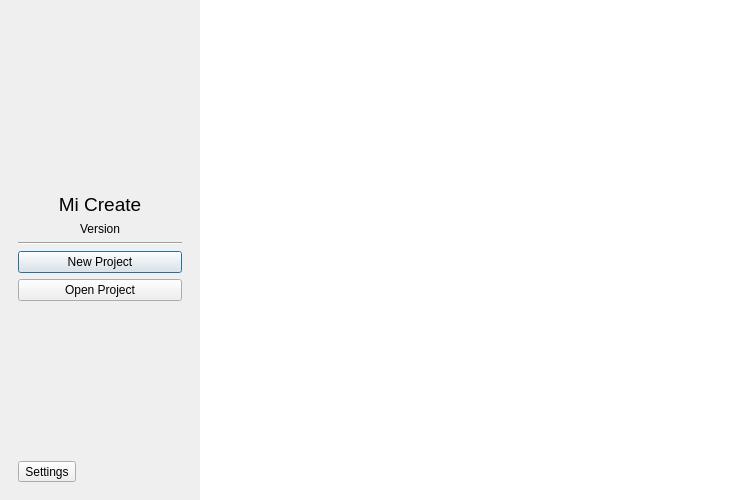
ooflet/Mi-Create, file src/dialog/welcome.ui: the form before one commit.
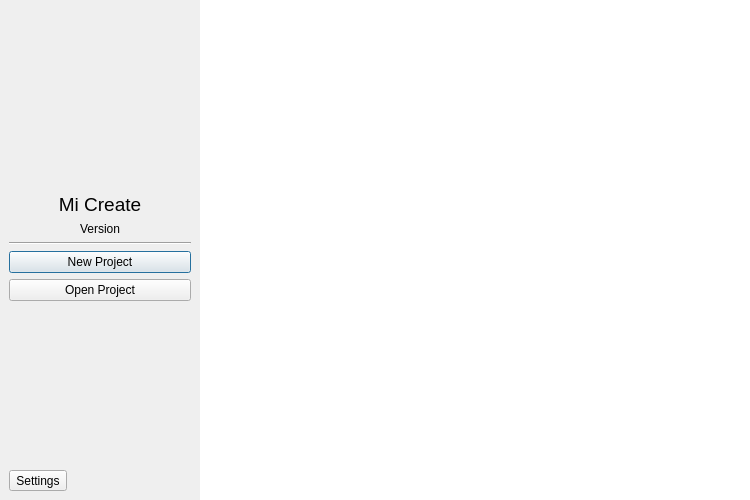
The form after the commit. Icons and pictures are not drawn.

```diff
--- a/src/dialog/welcome.ui
+++ b/src/dialog/welcome.ui
@@ -61,16 +61,16 @@
      </property>
      <layout class="QVBoxLayout" name="verticalLayout">
       <property name="leftMargin">
-       <number>18</number>
+       <number>9</number>
       </property>
       <property name="topMargin">
-       <number>18</number>
+       <number>9</number>
       </property>
       <property name="rightMargin">
-       <number>18</number>
+       <number>9</number>
       </property>
       <property name="bottomMargin">
-       <number>18</number>
+       <number>9</number>
       </property>
       <item>
        <spacer name="verticalSpacer">
```
